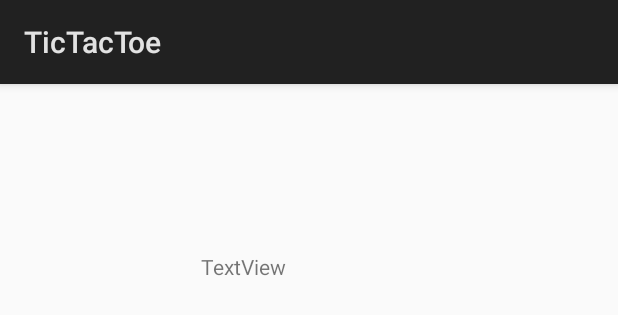
After one commit to Trabador/TicTacToeAndroid, an Android app: the layout game.xml on its own in the app's theme, with its tools: preview values and no code run, on a phone screen of 412 x 824 dp. The commit adds this screen. Shown: the top 315 px of the screen. Run offline under Robolectric (Android 15) with nearby library versions, the phone set to English and light mode, and no system bars.

Commit message:
Added setup screen functionality, added game screen activity.

```diff
--- a/src/main/AndroidManifest.xml
+++ b/src/main/AndroidManifest.xml
@@ -17,6 +17,7 @@
             </intent-filter>
         </activity>
         <activity android:name=".setupGame"/>
+        <activity android:name=".GameScreen"/>
     </application>
 
 </manifest>
--- /dev/null
+++ b/src/main/res/layout/game.xml
@@ -0,0 +1,17 @@
+<?xml version="1.0" encoding="utf-8"?>
+<android.support.constraint.ConstraintLayout xmlns:android="http://schemas.android.com/apk/res/android"
+    xmlns:app="http://schemas.android.com/apk/res-auto"
+    xmlns:tools="http://schemas.android.com/tools"
+    android:layout_width="match_parent"
+    android:layout_height="match_parent">
+
+    <TextView
+        android:id="@+id/textView"
+        android:layout_width="wrap_content"
+        android:layout_height="wrap_content"
+        android:layout_marginStart="134dp"
+        android:layout_marginTop="112dp"
+        android:text="TextView"
+        app:layout_constraintStart_toStartOf="parent"
+        app:layout_constraintTop_toTopOf="parent" />
+</android.support.constraint.ConstraintLayout>
```
Also changed, not shown: src/main/java/com/alexis/tictactoe/GameScreen.java (added, +30 -0 lines), src/main/java/com/alexis/tictactoe/setupGame.java (+42 -0 lines), src/main/res/layout/setup.xml (+49 -9 lines), 2 other files.
